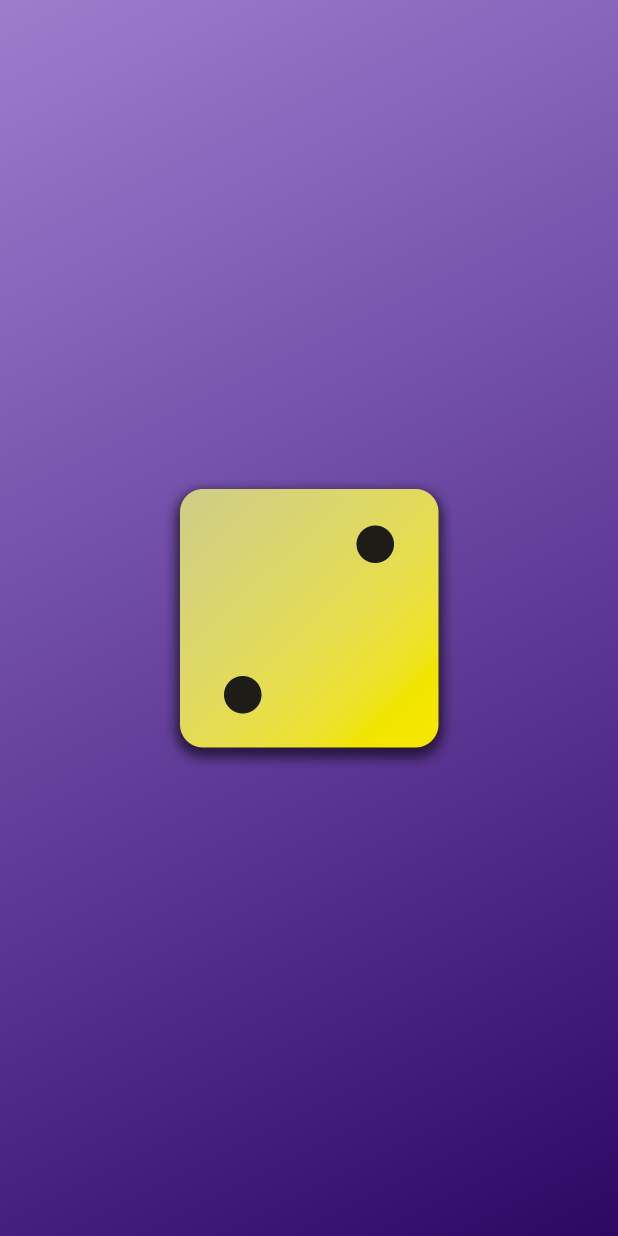
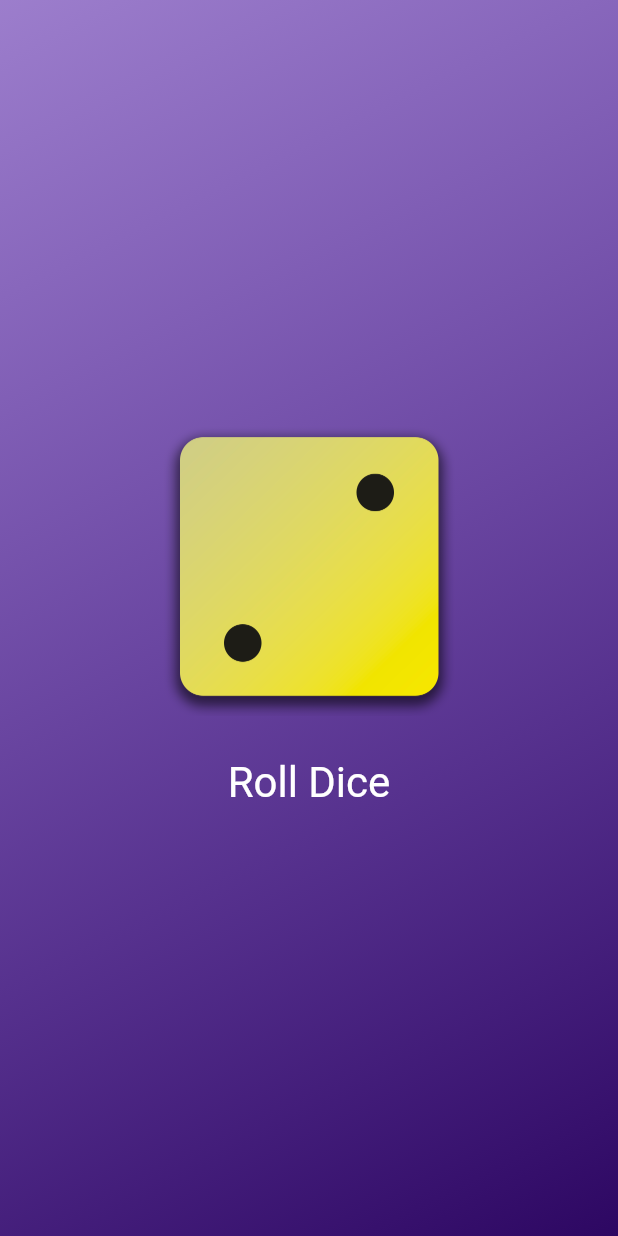
Before and after one commit to AnesuMurakata/dice-roller, a Flutter app: the screen it shows after launch, on a phone screen of 412 x 824 dp. Run offline on Flutter 3.47's test engine with Material 3 defaults, Android fonts, the phone set to English and light mode, and no system bars.

Commit message:
generate random dice numbers

```diff
--- /dev/null
+++ b/lib/dice_roller.dart
@@ -0,0 +1,49 @@
+import 'dart:math';
+
+import 'package:flutter/material.dart';
+
+final randomizer = Random();
+
+class DiceRoller extends StatefulWidget {
+  const DiceRoller({super.key});
+
+  @override
+  State<DiceRoller> createState() {
+    return _DiceRollerState();
+  }
+}
+
+class _DiceRollerState extends State<DiceRoller> {
+  var currentDiceRoll = 2;
+
+  void rollDice() {
+    setState(() {
+      currentDiceRoll = randomizer.nextInt(6) + 1;
+    });
+  }
+
+  @override
+  Widget build(context) {
+    return Column(
+      mainAxisSize: MainAxisSize.min,
+      children: [
+        Image.asset(
+          'assets/images/dice-$currentDiceRoll.png',
+          width: 200,
+        ),
+        const SizedBox(
+          height: 20,
+        ),
+        TextButton(
+          onPressed: rollDice,
+          style: TextButton.styleFrom(
+            // padding: const EdgeInsets.only(top: 20),
+            foregroundColor: Colors.white,
+            textStyle: const TextStyle(fontSize: 28),
+          ),
+          child: const Text('Roll Dice'),
+        ),
+      ],
+    );
+  }
+}
--- a/lib/gradient_container.dart
+++ b/lib/gradient_container.dart
@@ -1,3 +1,4 @@
+import 'package:first_app/dice_roller.dart';
 import 'package:flutter/material.dart';
 
 var startAlignment = Alignment.topLeft;
@@ -26,12 +27,7 @@ class GradientContainer extends StatelessWidget {
           end: endAlignment,
         ),
       ),
-      child: Center(
-        child: Image.asset(
-          'assets/images/dice-2.png',
-          width: 200,
-        ),
-      ),
+      child: Center(child: DiceRoller()),
     );
   }
 }
```
